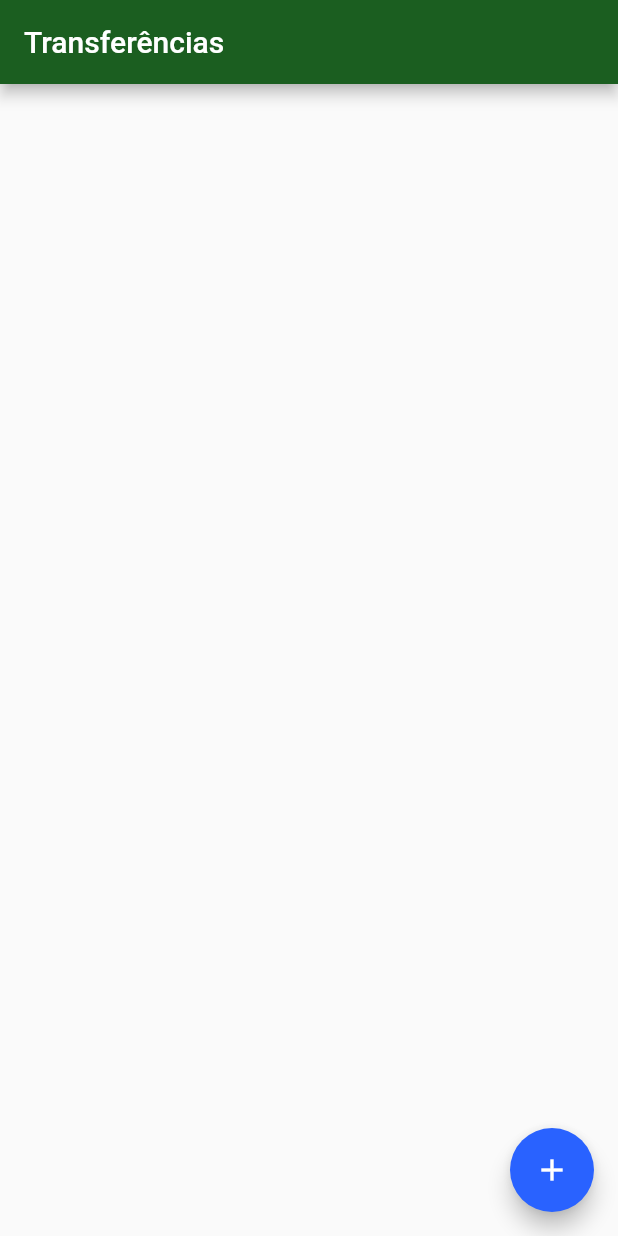
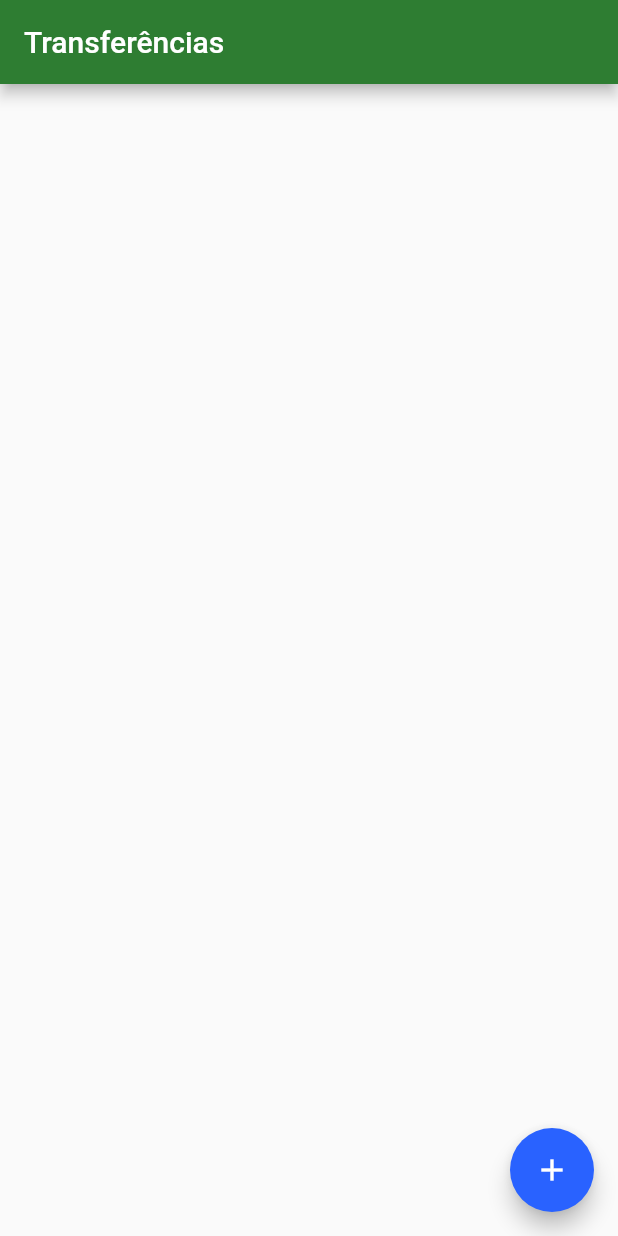
Before and after one commit to marcoaafonso/cursos-alura, a Flutter app: the screen it shows after launch, on a phone screen of 412 x 824 dp. Run offline on Flutter 3.47's test engine with Material 2 defaults, Android fonts, the phone set to English and light mode, and no system bars.

Commit message:
Alteração da cor

```diff
--- a/flutter/bytebank/lib/main.dart
+++ b/flutter/bytebank/lib/main.dart
@@ -11,7 +11,7 @@ class BytebankApp extends StatelessWidget {
     return MaterialApp(
       theme: ThemeData(
         colorScheme:
-            ColorScheme.fromSwatch(primarySwatch: generateMaterialColor(Colors.green[900])).copyWith(
+            ColorScheme.fromSwatch(primarySwatch: generateMaterialColor(Colors.green[800])).copyWith(
           secondary: Colors.blueAccent[700],
         ),
         buttonTheme: ButtonThemeData(
```
